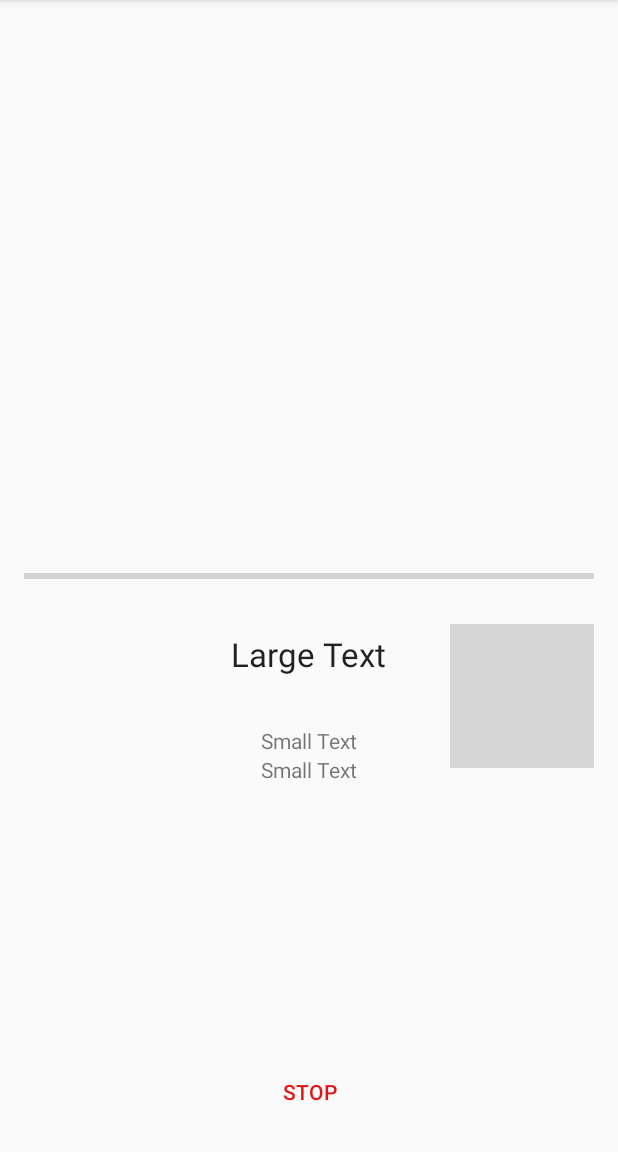
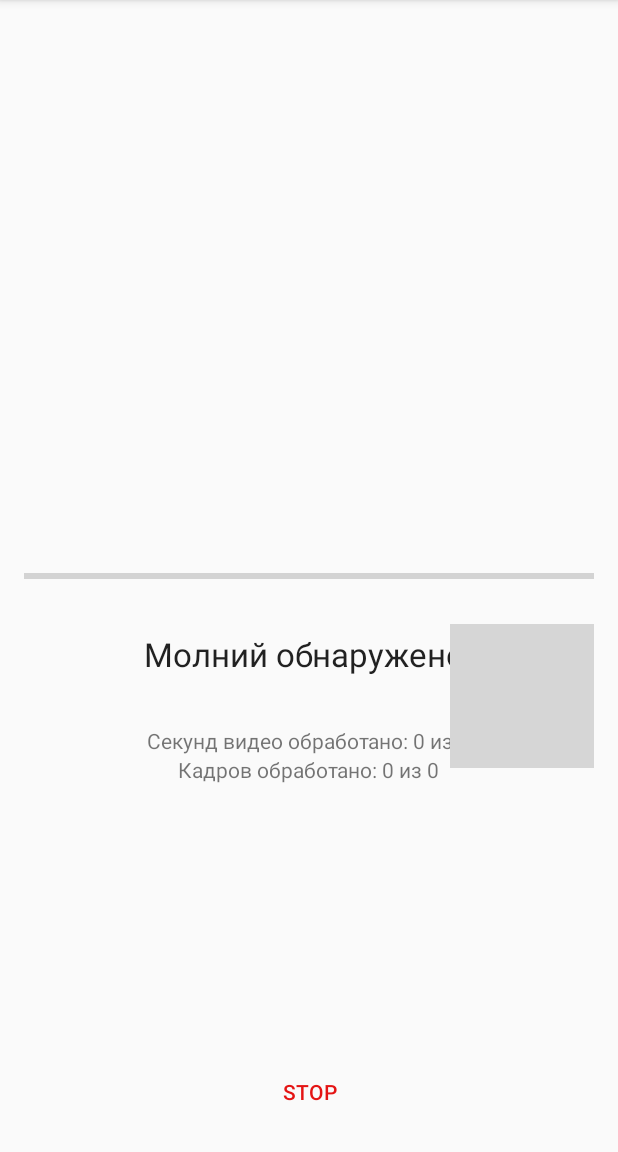
Before and after one commit to destroyer25t/lightningshower, an Android app: the ProcessingActivity screen opened directly, with no data from a screen before it, on a phone screen of 412 x 824 dp, the part 84-1236 px from its top. Run offline under Robolectric (Android 15) with nearby library versions, the phone set to English and light mode, and no system bars; libraries missing offline, so code that uses them is left out: org.bytedeco.javacpp, org.bytedeco.javacv; 11 statements that could not run were skipped; grey boxes are pictures that could not be loaded.

```diff
--- a/app/src/main/AndroidManifest.xml
+++ b/app/src/main/AndroidManifest.xml
@@ -17,7 +17,6 @@
 
     <uses-permission android:name="android.permission.READ_EXTERNAL_STORAGE" />
     <uses-permission android:name="android.permission.WRITE_EXTERNAL_STORAGE" />
-    <uses-permission android:name="android.permission.INTERNET" />
     <uses-permission android:name="android.permission.RECORD_AUDIO" />
     <uses-permission android:name="android.permission.WAKE_LOCK" />
 
--- a/app/src/main/res/layout/activity_processing.xml
+++ b/app/src/main/res/layout/activity_processing.xml
@@ -31,7 +31,7 @@
         android:layout_width="wrap_content"
         android:layout_height="wrap_content"
         android:textAppearance="?android:attr/textAppearanceLarge"
-        android:text="Large Text"
+        android:text="Молний обнаружено:"
         android:id="@+id/textViewFoundedLightnings"
         android:layout_marginTop="29dp"
         android:layout_below="@+id/progressBarFrames"
@@ -41,7 +41,7 @@
         android:layout_width="wrap_content"
         android:layout_height="wrap_content"
         android:textAppearance="?android:attr/textAppearanceSmall"
-        android:text="Small Text"
+        android:text="Секунд видео обработано: 0 из 0"
         android:id="@+id/textViewCountFrames"
         android:layout_marginTop="33dp"
         android:layout_below="@+id/textViewFoundedLightnings"
@@ -51,7 +51,7 @@
         android:layout_width="wrap_content"
         android:layout_height="wrap_content"
         android:textAppearance="?android:attr/textAppearanceSmall"
-        android:text="Small Text"
+        android:text="Кадров обработано: 0 из 0"
         android:id="@+id/textViewCountSeconds"
         android:layout_below="@+id/textViewCountFrames"
         android:layout_centerHorizontal="true" />
@@ -72,7 +72,8 @@
         android:layout_alignParentBottom="true"
         android:layout_centerHorizontal="true"
         style="@style/Widget.AppCompat.Button.Borderless.Colored"
-        android:textColor="#e41414" />
+        android:textColor="#e41414"
+        android:onClick="onClickStopButton" />
 
 
 </RelativeLayout>
```
Also changed, not shown: app/src/main/java/com/example/dogan/ligntningshower/ProcessingActivity.java (+45 -4 lines).
